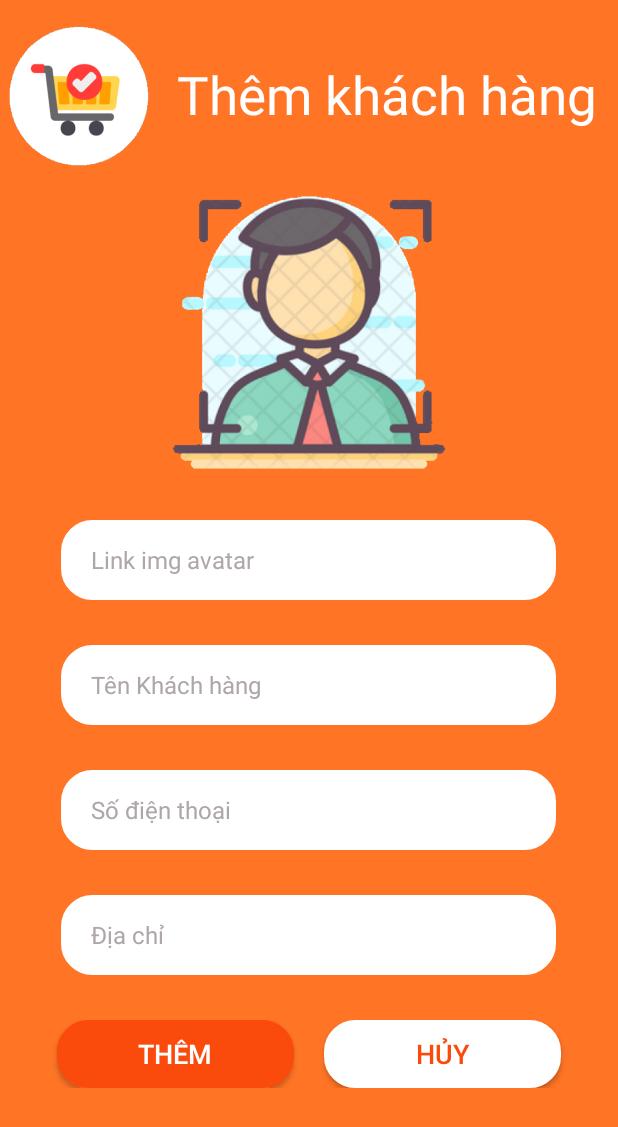
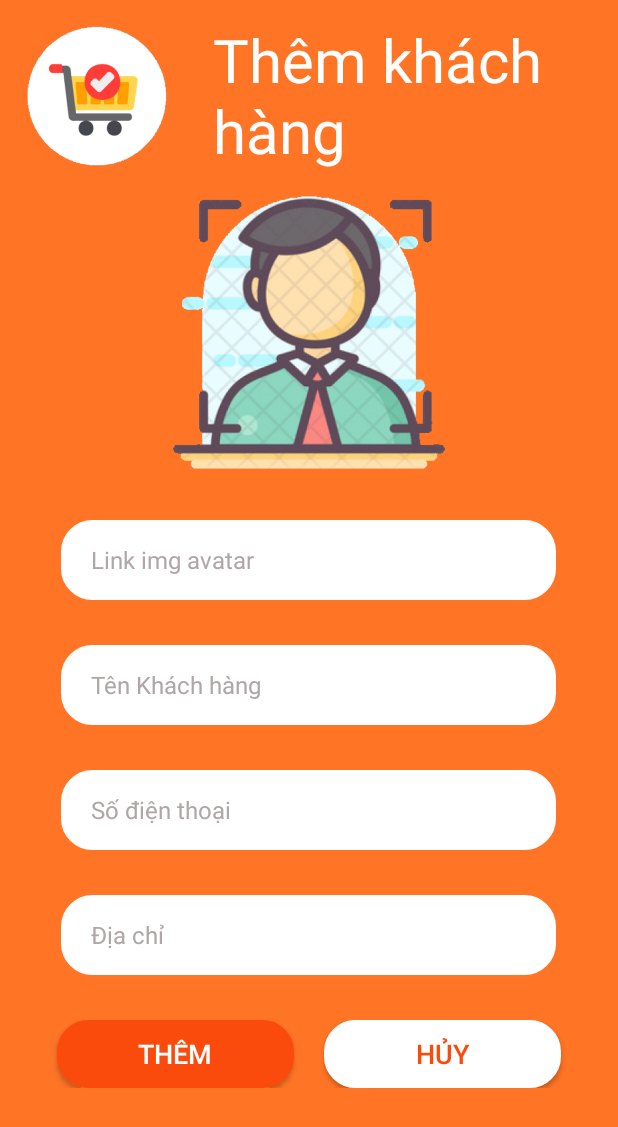
Before and after one commit to sstatsuya/GiuaKyAndroid, an Android app: the ActivityThemKhachHang screen opened directly, with no data from a screen before it, on a phone screen of 412 x 824 dp. Shown: the top 1127 px of the screen. Run offline under Robolectric (Android 15) with nearby library versions, the light colour scheme and no system bars; our stand-ins replace Picasso; pictures from the network do not load.

Commit message:
Tiến - thêm style pill button, logo, title vào các file còn lại

```diff
--- a/app/src/main/res/layout/activity_them_khach_hang.xml
+++ b/app/src/main/res/layout/activity_them_khach_hang.xml
@@ -17,18 +17,13 @@
         android:orientation="horizontal">
 
         <ImageView
-            android:layout_width="106dp"
-            android:layout_height="wrap_content"
+            style="@style/style_logo"
             android:src="@drawable/icon" />
 
         <TextView
-            android:layout_width="wrap_content"
-            android:layout_height="match_parent"
-            android:gravity="center"
-            android:paddingHorizontal="12dp"
+            style="@style/style_title"
             android:text="@string/them_khachhang"
-            android:textColor="@color/white"
-            android:textSize="35dp" />
+            />
 
     </LinearLayout>
 
```
Also changed, not shown: app/src/main/res/layout/activity_khachhang.xml (+3 -8 lines), app/src/main/res/layout/activity_them_don_hang.xml (+3 -7 lines).
